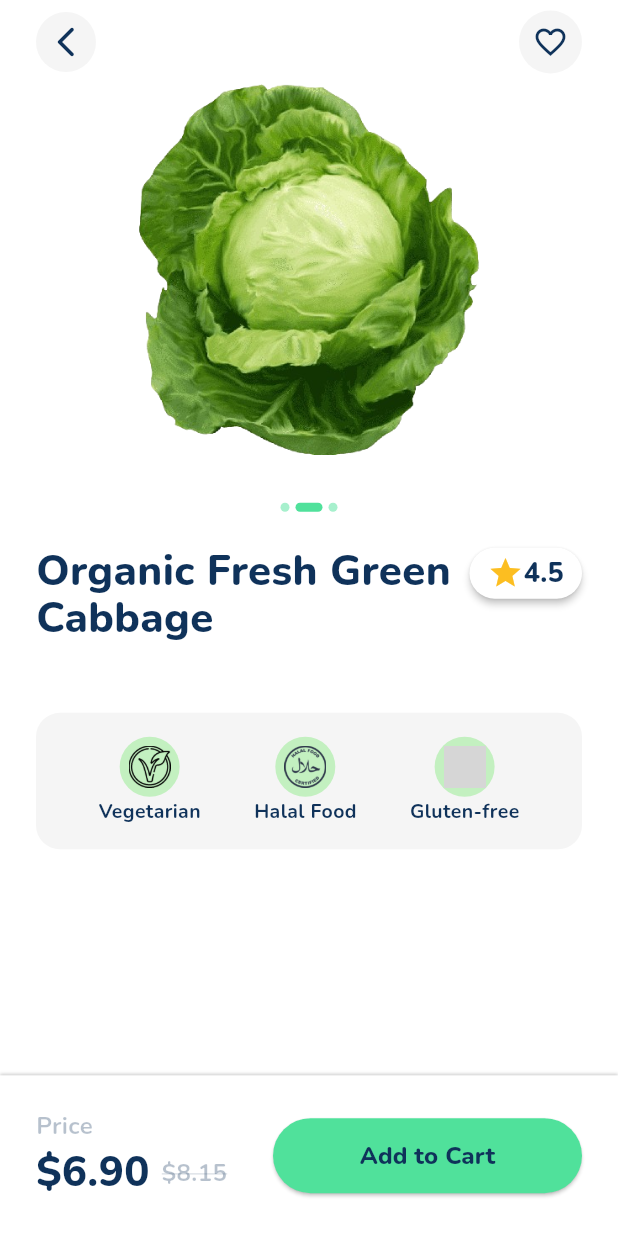
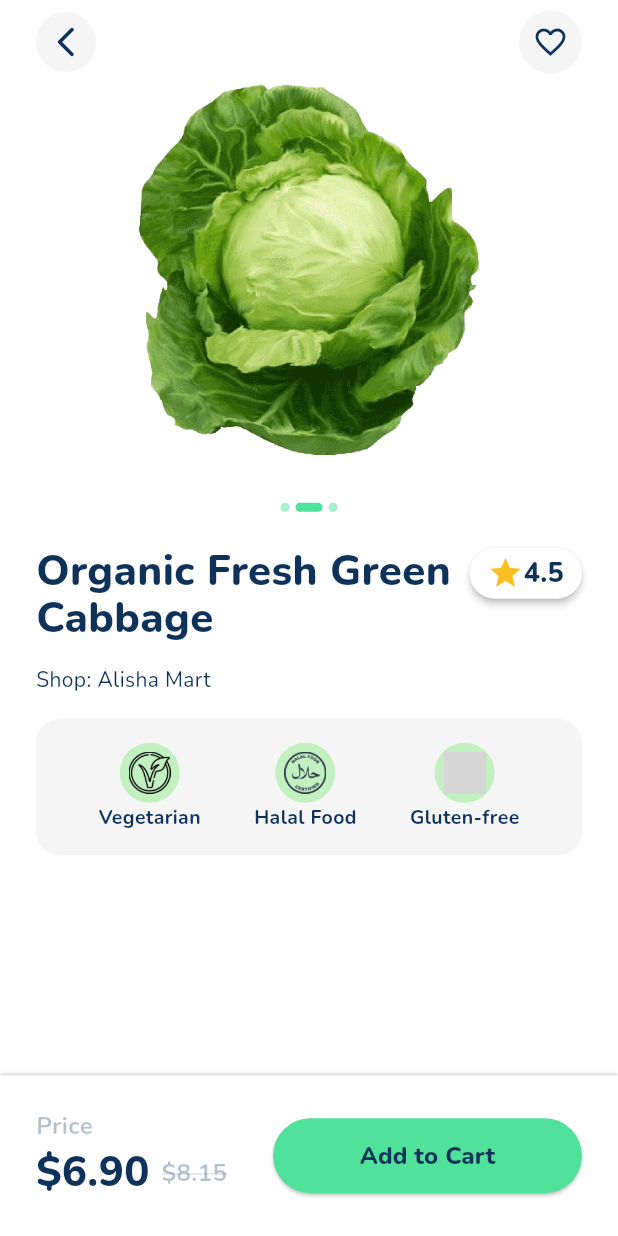
Before and after one commit to douglasrsantos/challenge_bento, a Flutter app: the ItemDetailPage screen opened by its route, on a phone screen of 412 x 824 dp. Run offline on Flutter 3.47's test engine with Material 3 defaults, Android fonts, the light colour scheme and no system bars; drawn by our look-alikes of smooth_page_indicator; our stand-ins replace flutter_mobx, get_it, go_router, google_fonts, mobx; generated files the repository leaves out were written again; grey boxes are pictures that could not be loaded.

Commit message:
chore: created shop text and adjust paddings on item detail page

```diff
--- a/lib/app/modules/item_detail/item_detail_page.dart
+++ b/lib/app/modules/item_detail/item_detail_page.dart
@@ -18,11 +18,18 @@ class ItemDetailPage extends StatelessWidget {
         children: [
           Positioned.fill(
             child: Column(
+              crossAxisAlignment: CrossAxisAlignment.start,
               mainAxisSize: MainAxisSize.min,
               children: [
                 ImageList(),
-                ListIndicator(),
+                Row(
+                  mainAxisAlignment: MainAxisAlignment.center,
+                  children: [
+                    ListIndicator(),
+                  ],
+                ),
                 TitleAndRating(),
+                ShopText(),
                 CardProductCharacteristics(),
               ],
             ),
--- a/lib/app/modules/item_detail/item_detail_widgets.dart/card_product_characteristics.dart
+++ b/lib/app/modules/item_detail/item_detail_widgets.dart/card_product_characteristics.dart
@@ -9,7 +9,7 @@ class CardProductCharacteristics extends StatelessWidget {
   @override
   Widget build(BuildContext context) {
     return Padding(
-      padding: const EdgeInsets.all(24),
+      padding: const EdgeInsets.fromLTRB(24, 16, 24, 24),
       child: Container(
         padding: const EdgeInsets.symmetric(horizontal: 24, vertical: 16),
         width: double.maxFinite,
--- a/lib/app/modules/item_detail/item_detail_widgets.dart/item_detail_widgets.dart
+++ b/lib/app/modules/item_detail/item_detail_widgets.dart/item_detail_widgets.dart
@@ -4,3 +4,4 @@ export './content_image_list.dart';
 export './title_and_rating.dart';
 export './card_product_characteristics.dart';
 export './product_characteristic.dart';
+export './shop_text.dart';
--- /dev/null
+++ b/lib/app/modules/item_detail/item_detail_widgets.dart/shop_text.dart
@@ -0,0 +1,18 @@
+import 'package:flutter/material.dart';
+
+import 'package:challenge_bento/app/core/ui/ui.dart';
+
+class ShopText extends StatelessWidget {
+  const ShopText({super.key});
+
+  @override
+  Widget build(BuildContext context) {
+    return Padding(
+      padding: const EdgeInsets.symmetric(horizontal: 24),
+      child: Text(
+        'Shop: Alisha Mart',
+        style: AppFonts.additionalInfoTexts.copyWith(fontSize: 14),
+      ),
+    );
+  }
+}
--- a/lib/app/modules/item_detail/item_detail_widgets.dart/title_and_rating.dart
+++ b/lib/app/modules/item_detail/item_detail_widgets.dart/title_and_rating.dart
@@ -8,7 +8,7 @@ class TitleAndRating extends StatelessWidget {
   @override
   Widget build(BuildContext context) {
     return Padding(
-      padding: const EdgeInsets.all(24),
+      padding: const EdgeInsets.fromLTRB(24, 24, 24, 16),
       child: Row(
         mainAxisSize: MainAxisSize.min,
         crossAxisAlignment: CrossAxisAlignment.start,
```
